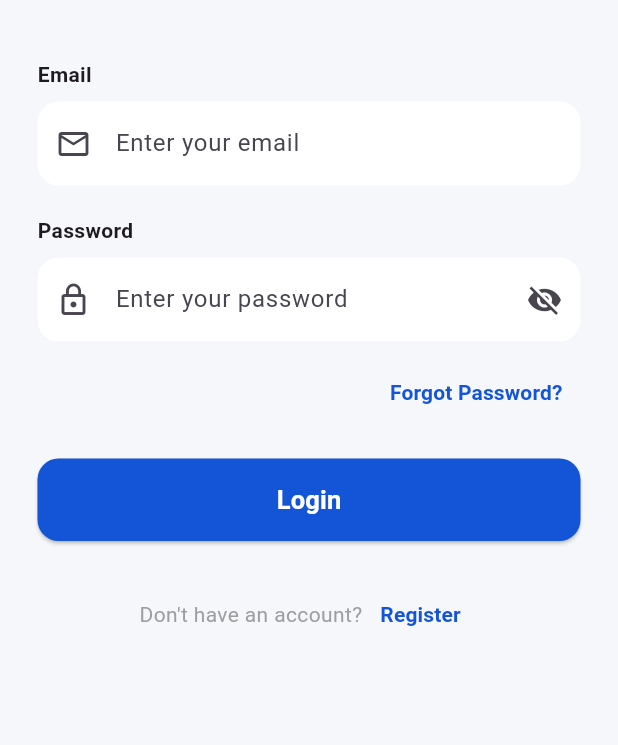
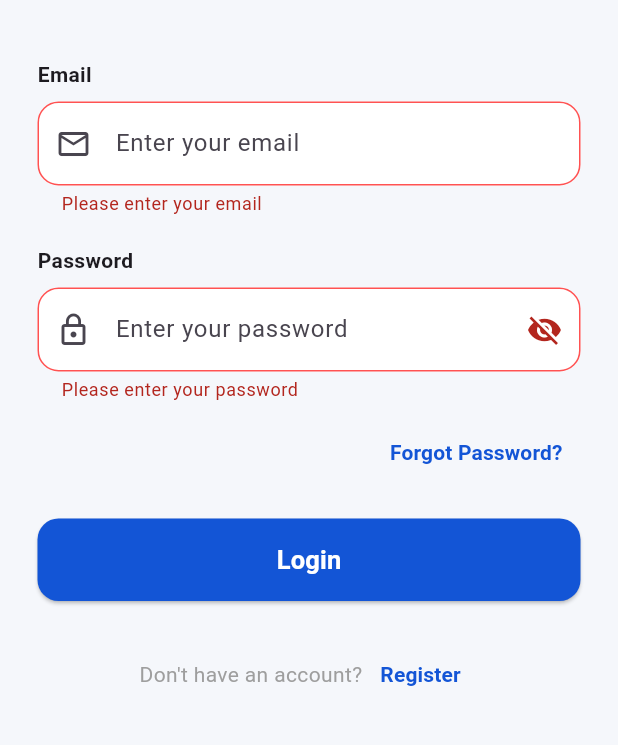
Before and after one commit to fluttercodecraft/StudyMate-Student-Academic-Management-System, a Flutter app: the screen it shows after launch, after a tap on "Login", on a phone screen of 412 x 824 dp, the part 359-1104 px from its top. Run offline on Flutter 3.47's test engine with Material 3 defaults, Android fonts, the phone set to English and light mode, and no system bars; our stand-ins replace cloud_firestore, firebase_auth, firebase_core; accounts and stored records are empty; Roboto replaces fonts that are missing (Poppins).

Commit message:
update login

```diff
--- a/lib/AuthScreens/LoginScreen.dart
+++ b/lib/AuthScreens/LoginScreen.dart
@@ -7,19 +7,20 @@ import 'package:study_mate/AuthScreens/ForgetPassward.dart';
 import 'package:study_mate/AuthScreens/RegisterScreen.dart';
 import 'package:study_mate/TeacherScreens/TeacherDashboard.dart';
 
-
 class LoginScreen extends StatefulWidget {
   const LoginScreen({super.key});
 
   @override
-  State createState() => _LoginScreenState();
+  State<LoginScreen> createState() => _LoginScreenState();
 }
 
-class _LoginScreenState extends State {
-  final GlobalKey _formKey = GlobalKey();
+class _LoginScreenState extends State<LoginScreen> {
+  // IMPORTANT:
+  // Form needs GlobalKey<FormState>
+  final GlobalKey<FormState> _formKey = GlobalKey<FormState>();
 
-  final _emailController = TextEditingController();
-  final _passwordController = TextEditingController();
+  final TextEditingController _emailController = TextEditingController();
+  final TextEditingController _passwordController = TextEditingController();
 
   bool _passwordVisible = false;
   bool _loading = false;
@@ -28,11 +29,14 @@ class _LoginScreenState extends State {
   // LOGIN USER
   // ============================================================
 
-  Future _loginUser() async {
-    // Check form validation
-    if (!(_formKey.currentState?.validate() ?? false)) {
+  Future<void> _loginUser() async {
+    // Validate email and password fields
+    if (!_formKey.currentState!.validate()) {
       return;
     }
+
+    // Remove keyboard
+    FocusScope.of(context).unfocus();
 
     setState(() {
       _loading = true;
@@ -43,10 +47,15 @@ class _LoginScreenState extends State {
       // STEP 1: LOGIN WITH FIREBASE AUTHENTICATION
       // ========================================================
 
-      final userCredential =
+      final String email =
+      _emailController.text.trim().toLowerCase();
+
+      final String password = _passwordController.text;
+
+      final UserCredential userCredential =
       await FirebaseAuth.instance.signInWithEmailAndPassword(
-        email: _emailController.text.trim().toLowerCase(),
-        password: _passwordController.text.trim(),
+        email: email,
+        password: password,
       );
 
       final User? user = userCredential.user;
@@ -60,14 +69,14 @@ class _LoginScreenState extends State {
       // STEP 2: GET USER DATA FROM FIRESTORE
       // ========================================================
 
-      final DocumentSnapshot userDocument =
+      final DocumentSnapshot<Map<String, dynamic>> userDocument =
       await FirebaseFirestore.instance
           .collection('users')
           .doc(user.uid)
           .get();
 
       // ========================================================
-      // STEP 3: CHECK IF USER DOCUMENT EXISTS
+      // STEP 3: CHECK USER DOCUMENT
       // ========================================================
 
       if (!userDocument.exists) {
@@ -75,9 +84,7 @@ class _LoginScreenState extends State {
           'User profile not found. Please contact administrator.',
         );
 
-        // Sign out because profile doesn't exist
         await FirebaseAuth.instance.signOut();
-
         return;
       }
 
@@ -85,10 +92,20 @@ class _LoginScreenState extends State {
       // STEP 4: GET USER DATA
       // ========================================================
 
-      final data = userDocument.data() as Map;
+      final Map<String, dynamic>? data = userDocument.data();
+
+      if (data == null) {
+        _showMessage(
+          'User data is missing. Please contact administrator.',
+        );
+
+        await FirebaseAuth.instance.signOut();
+        return;
+      }
 
       // Get role from Firestore
-      final String role = data['role']?.toString() ?? '';
+      final String role =
+          data['role']?.toString().trim().toLowerCase() ?? '';
 
       debugPrint('Logged in user: ${user.email}');
       debugPrint('User UID: ${user.uid}');
@@ -100,7 +117,7 @@ class _LoginScreenState extends State {
       // STEP 5: NAVIGATE ACCORDING TO ROLE
       // ========================================================
 
-      if (role == 'Student') {
+      if (role == 'student') {
         // Student Dashboard
 
         Navigator.pushReplacement(
@@ -110,9 +127,7 @@ class _LoginScreenState extends State {
             const StudentDashboardScreen(),
           ),
         );
-      }
-
-      else if (role == 'Teacher') {
+      } else if (role == 'teacher') {
         // Teacher Dashboard
 
         Navigator.pushReplacement(
@@ -122,16 +137,16 @@ class _LoginScreenState extends State {
             const TeacherDashboard(),
           ),
         );
-      }
+      } else if (role == 'admin') {
+        // Admin Dashboard
+        //
+        // We don't have your AdminDashboardScreen yet.
+        // For now show a message.
 
-      else if (role == 'Admin') {
-        // Admin Dashboard
-
-
-
-      }
-
-      else {
+        _showMessage(
+          'Admin login successful, but Admin Dashboard is not created yet.',
+        );
+      } else {
         // Unknown role
 
         _showMessage(
@@ -151,31 +166,37 @@ class _LoginScreenState extends State {
 
       switch (e.code) {
         case 'user-not-found':
-          message = 'No account found with this email';
+          message = 'No account found with this email.';
           break;
 
         case 'wrong-password':
-          message = 'Incorrect password';
+          message = 'Incorrect password.';
           break;
 
         case 'invalid-email':
-          message = 'Please enter a valid email address';
+          message = 'Please enter a valid email address.';
           break;
 
         case 'invalid-credential':
-          message = 'Invalid email or password';
+          message = 'Invalid email or password.';
           break;
 
         case 'user-disabled':
-          message = 'This account has been disabled';
+          message = 'This account has been disabled.';
           break;
 
         case 'too-many-requests':
-          message = 'Too many login attempts. Please try again later.';
+          message =
+          'Too many login attempts. Please try again later.';
+          break;
+
+        case 'network-request-failed':
+          message =
+          'Network error. Please check your internet connection.';
           break;
 
         default:
-          message = e.message ?? 'Login failed';
+          message = e.message ?? 'Login failed.';
       }
 
       if (mounted) {
@@ -259,7 +280,6 @@ class _LoginScreenState extends State {
               crossAxisAlignment: CrossAxisAlignment.start,
 
               children: [
-
                 const SizedBox(height: 30),
 
                 // ==================================================
@@ -333,33 +353,31 @@ class _LoginScreenState extends State {
                 TextFormField(
                   controller: _emailController,
 
-                  keyboardType:
-                  TextInputType.emailAddress,
+                  keyboardType: TextInputType.emailAddress,
+
+                  textInputAction: TextInputAction.next,
 
                   validator: (value) {
-                    if (value == null ||
-                        value.trim().isEmpty) {
+                    if (value == null || value.trim().isEmpty) {
                       return 'Please enter your email';
                     }
 
-                    final emailRegExp = RegExp(
-                      r'^[\w-\.]+@([\w-]+\.)+[\w-]{2,4}$',
+                    final String email = value.trim();
+
+                    final RegExp emailRegExp = RegExp(
+                      r'^[^@\s]+@[^@\s]+\.[^@\s]+$',
                     );
 
-                    if (!emailRegExp
-                        .hasMatch(value.trim())) {
+                    if (!emailRegExp.hasMatch(email)) {
                       return 'Please enter a valid email address';
                     }
 
                     return null;
                   },
 
-                  decoration:
-                  _buildInputDecoration(
-                    hintText:
-                    'Enter your email',
-                    icon:
-                    Icons.email_outlined,
+                  decoration: _buildInputDecoration(
+                    hintText: 'Enter your email',
+                    icon: Icons.email_outlined,
                   ),
                 ),
 
@@ -380,31 +398,35 @@ class _LoginScreenState extends State {
                 const SizedBox(height: 8),
 
                 TextFormField(
-                  controller:
-                  _passwordController,
+                  controller: _passwordController,
 
-                  obscureText:
-                  !_passwordVisible,
+                  obscureText: !_passwordVisible,
+
+                  textInputAction: TextInputAction.done,
+
+                  onFieldSubmitted: (_) {
+                    if (!_loading) {
+                      _loginUser();
+                    }
+                  },
 
                   validator: (value) {
-                    if (value == null ||
-                        value.trim().isEmpty) {
+                    if (value == null || value.isEmpty) {
                       return 'Please enter your password';
+                    }
+
+                    if (value.length < 6) {
+                      return 'Password must be at least 6 characters';
                     }
 
                     return null;
                   },
 
-                  decoration:
-                  _buildInputDecoration(
-                    hintText:
-                    'Enter your password',
+                  decoration: _buildInputDecoration(
+                    hintText: 'Enter your password',
+                    icon: Icons.lock_outline,
 
-                    icon:
-                    Icons.lock_outline,
-
-                    suffixIcon:
-                    IconButton(
+                    suffixIcon: IconButton(
                       icon: Icon(
                         _passwordVisible
                             ? Icons.visibility
@@ -428,11 +450,12 @@ class _LoginScreenState extends State {
                 // ==================================================
 
                 Align(
-                  alignment:
-                  Alignment.centerRight,
+                  alignment: Alignment.centerRight,
 
                   child: TextButton(
-                    onPressed: () {
+                    onPressed: _loading
+                        ? null
+                        : () {
                       Navigator.push(
                         context,
                         MaterialPageRoute(
@@ -446,10 +469,8 @@ class _LoginScreenState extends State {
                       'Forgot Password?',
 
                       style: TextStyle(
-                        color:
-                        Color(0xFF1355D6),
-                        fontWeight:
-                        FontWeight.w600,
+                        color: Color(0xFF1355D6),
+                        fontWeight: FontWeight.w600,
                       ),
                     ),
                   ),
@@ -466,21 +487,15 @@ class _LoginScreenState extends State {
                   height: 55,
 
                   child: ElevatedButton(
-                    onPressed:
-                    _loading
-                        ? null
-                        : _loginUser,
+                    onPressed: _loading ? null : _loginUser,
 
-                    style:
-                    ElevatedButton.styleFrom(
+                    style: ElevatedButton.styleFrom(
                       backgroundColor:
                       const Color(0xFF1355D6),
 
-                      foregroundColor:
-                      Colors.white,
+                      foregroundColor: Colors.white,
 
-                      shape:
-                      RoundedRectangleBorder(
+                      shape: RoundedRectangleBorder(
                         borderRadius:
                         BorderRadius.circular(14),
                       ),
@@ -503,8 +518,7 @@ class _LoginScreenState extends State {
 
                       style: TextStyle(
                         fontSize: 17,
-                        fontWeight:
-                        FontWeight.bold,
+                        fontWeight: FontWeight.bold,
                       ),
                     ),
                   ),
@@ -521,7 +535,6 @@ class _LoginScreenState extends State {
                   MainAxisAlignment.center,
 
                   children: [
-
                     const Text(
                       "Don't have an account?",
 
@@ -531,7 +544,9 @@ class _LoginScreenState extends State {
                     ),
 
                     TextButton(
-                      onPressed: () {
+                      onPressed: _loading
+                          ? null
+                          : () {
                         Navigator.push(
                           context,
                           MaterialPageRoute(
@@ -545,10 +560,8 @@ class _LoginScreenState extends State {
                         'Register',
 
                         style: TextStyle(
-                          color:
-                          Color(0xFF1355D6),
-                          fontWeight:
-                          FontWeight.bold,
+                          color: Color(0xFF1355D6),
+                          fontWeight: FontWeight.bold,
                         ),
                       ),
                     ),
@@ -583,57 +596,40 @@ class _LoginScreenState extends State {
       fillColor: Colors.white,
 
       border: OutlineInputBorder(
-        borderRadius:
-        BorderRadius.circular(14),
+        borderRadius: BorderRadius.circular(14),
 
-        borderSide:
-        BorderSide.none,
+        borderSide: BorderSide.none,
       ),
 
-      enabledBorder:
-      OutlineInputBorder(
-        borderRadius:
-        BorderRadius.circular(14),
+      enabledBorder: OutlineInputBorder(
+        borderRadius: BorderRadius.circular(14),
 
-        borderSide:
-        BorderSide.none,
+        borderSide: BorderSide.none,
       ),
 
-      focusedBorder:
-      OutlineInputBorder(
-        borderRadius:
-        BorderRadius.circular(14),
+      focusedBorder: OutlineInputBorder(
+        borderRadius: BorderRadius.circular(14),
 
-        borderSide:
-        const BorderSide(
-          color:
-          Color(0xFF1355D6),
+        borderSide: const BorderSide(
+          color: Color(0xFF1355D6),
           width: 1.5,
         ),
       ),
 
-      errorBorder:
-      OutlineInputBorder(
-        borderRadius:
-        BorderRadius.circular(14),
+      errorBorder: OutlineInputBorder(
+        borderRadius: BorderRadius.circular(14),
 
-        borderSide:
-        const BorderSide(
-          color:
-          Colors.redAccent,
+        borderSide: const BorderSide(
+          color: Colors.redAccent,
           width: 1,
         ),
       ),
 
-      focusedErrorBorder:
-      OutlineInputBorder(
-        borderRadius:
-        BorderRadius.circular(14),
+      focusedErrorBorder: OutlineInputBorder(
+        borderRadius: BorderRadius.circular(14),
 
-        borderSide:
-        const BorderSide(
-          color:
-          Colors.redAccent,
+        borderSide: const BorderSide(
+          color: Colors.redAccent,
           width: 1.5,
         ),
       ),
```
